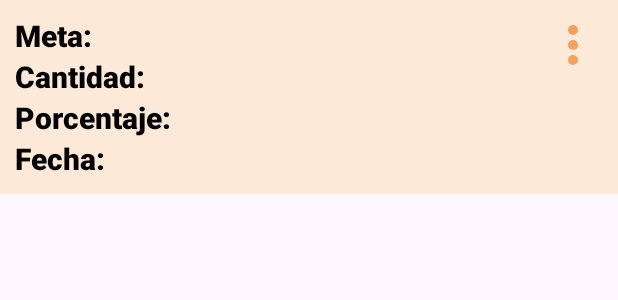
After one commit to Marcela-Gomez/Mi_Hormiguero, an Android app: the layout meta_item.xml on its own in the app's theme, with its tools: preview values and no code run, on a phone screen of 412 x 824 dp. The commit adds this screen. Shown: the top 300 px of the screen. Run offline under Robolectric (Android 15) with nearby library versions, the phone set to English and light mode, and no system bars.

Commit message:
layout lista metas

```diff
--- a/app/src/main/AndroidManifest.xml
+++ b/app/src/main/AndroidManifest.xml
@@ -11,6 +11,9 @@
         android:roundIcon="@mipmap/ic_launcher_round"
         android:supportsRtl="true"
         android:theme="@style/Theme.MiHormiguero">
+        <activity
+            android:name=".metas"
+            android:exported="false" />
         <activity
             android:name=".agregar_meta"
             android:exported="false" />
--- /dev/null
+++ b/app/src/main/java/sv/edu/mihormiguero/metas.java
@@ -0,0 +1,24 @@
+package sv.edu.mihormiguero;
+
+import android.os.Bundle;
+
+import androidx.activity.EdgeToEdge;
+import androidx.appcompat.app.AppCompatActivity;
+import androidx.core.graphics.Insets;
+import androidx.core.view.ViewCompat;
+import androidx.core.view.WindowInsetsCompat;
+
+public class metas extends AppCompatActivity {
+
+    @Override
+    protected void onCreate(Bundle savedInstanceState) {
+        super.onCreate(savedInstanceState);
+        EdgeToEdge.enable(this);
+        setContentView(R.layout.activity_metas);
+        ViewCompat.setOnApplyWindowInsetsListener(findViewById(R.id.main), (v, insets) -> {
+            Insets systemBars = insets.getInsets(WindowInsetsCompat.Type.systemBars());
+            v.setPadding(systemBars.left, systemBars.top, systemBars.right, systemBars.bottom);
+            return insets;
+        });
+    }
+}
--- /dev/null
+++ b/app/src/main/res/drawable/outline_more_vert_24.xml
@@ -0,0 +1,5 @@
+<vector xmlns:android="http://schemas.android.com/apk/res/android" android:height="70dp" android:tint="#F0A35E" android:viewportHeight="960" android:viewportWidth="960" android:width="70dp">
+
+    <path android:fillColor="@android:color/white" android:pathData="M480,800Q447,800 423.5,776.5Q400,753 400,720Q400,687 423.5,663.5Q447,640 480,640Q513,640 536.5,663.5Q560,687 560,720Q560,753 536.5,776.5Q513,800 480,800ZM480,560Q447,560 423.5,536.5Q400,513 400,480Q400,447 423.5,423.5Q447,400 480,400Q513,400 536.5,423.5Q560,447 560,480Q560,513 536.5,536.5Q513,560 480,560ZM480,320Q447,320 423.5,296.5Q400,273 400,240Q400,207 423.5,183.5Q447,160 480,160Q513,160 536.5,183.5Q560,207 560,240Q560,273 536.5,296.5Q513,320 480,320Z"/>
+
+</vector>
--- /dev/null
+++ b/app/src/main/res/layout/activity_metas.xml
@@ -0,0 +1,10 @@
+<?xml version="1.0" encoding="utf-8"?>
+<androidx.constraintlayout.widget.ConstraintLayout xmlns:android="http://schemas.android.com/apk/res/android"
+    xmlns:app="http://schemas.android.com/apk/res-auto"
+    xmlns:tools="http://schemas.android.com/tools"
+    android:id="@+id/main"
+    android:layout_width="match_parent"
+    android:layout_height="match_parent"
+    tools:context=".metas">
+
+</androidx.constraintlayout.widget.ConstraintLayout>
--- /dev/null
+++ b/app/src/main/res/layout/meta_item.xml
@@ -0,0 +1,99 @@
+<?xml version="1.0" encoding="utf-8"?>
+<LinearLayout xmlns:android="http://schemas.android.com/apk/res/android"
+    xmlns:tools="http://schemas.android.com/tools"
+    android:orientation="horizontal"
+    android:padding="10dp"
+    android:background="@color/background"
+    android:layout_width="match_parent"
+    android:layout_height="wrap_content">
+<TableLayout
+    android:layout_weight="1"
+    android:layout_width="0dp"
+    android:layout_height="wrap_content"
+    android:orientation="vertical">
+    <TableRow tools:ignore="UselessParent">
+    <TextView
+        android:id="@+id/tvMeta"
+        android:textStyle="bold"
+        android:textSize="20sp"
+        android:textColor="@color/black"
+        android:text="@string/meta"
+        android:fontFamily="sans-serif-black"
+        android:layout_weight="1"
+        android:layout_width="0dp"
+        android:layout_height="wrap_content"/>
+
+    <TextView
+        android:textColor="@color/black"
+        android:textSize="14sp"
+        android:layout_weight="1"
+        android:id="@+id/tvNombreMeta"
+        android:layout_width="0dp"
+        android:layout_height="wrap_content"/>
+    </TableRow>
+    <TableRow tools:ignore="UselessParent">
+        <TextView
+            android:textStyle="bold"
+            android:textSize="20sp"
+            android:textColor="@color/black"
+            android:text="@string/cantidad"
+            android:fontFamily="sans-serif-black"
+            android:layout_weight="1"
+            android:layout_width="0dp"
+            android:layout_height="wrap_content"/>
+
+        <TextView
+            android:textColor="@color/black"
+            android:textSize="14sp"
+            android:layout_weight="1"
+            android:id="@+id/tvCantidad"
+            android:layout_width="0dp"
+            android:layout_height="wrap_content"/>
+    </TableRow>
+    <TableRow tools:ignore="UselessParent">
+        <TextView
+            android:textStyle="bold"
+            android:textSize="20sp"
+            android:textColor="@color/black"
+            android:text="@string/porcentaje"
+            android:fontFamily="sans-serif-black"
+            android:layout_weight="1"
+            android:layout_width="0dp"
+            android:layout_height="wrap_content"/>
+
+        <TextView
+            android:textColor="@color/black"
+            android:textSize="14sp"
+            android:layout_weight="1"
+            android:id="@+id/tvPorcentaje"
+            android:layout_width="0dp"
+            android:layout_height="wrap_content"/>
+    </TableRow>
+    <TableRow tools:ignore="UselessParent">
+        <TextView
+            android:textStyle="bold"
+            android:textSize="20sp"
+            android:textColor="@color/black"
+            android:text="@string/fecha"
+            android:fontFamily="sans-serif-black"
+            android:layout_weight="1"
+            android:layout_width="0dp"
+            android:layout_height="wrap_content"/>
+
+        <TextView
+            android:textColor="@color/black"
+            android:textSize="14sp"
+            android:layout_weight="1"
+            android:id="@+id/tvFecha"
+            android:layout_width="0dp"
+            android:layout_height="wrap_content"/>
+    </TableRow>
+</TableLayout>
+    <!-- Tu menú de tres puntitos -->
+    <ImageView
+        android:contentDescription="@string/op1Menu"
+        android:id="@+id/btnMenu"
+        android:src="@drawable/outline_more_vert_24"
+        android:layout_width="40dp"
+        android:layout_height="40dp"/>
+</LinearLayout>
--- a/app/src/main/res/values/strings.xml
+++ b/app/src/main/res/values/strings.xml
@@ -13,4 +13,8 @@
     <string name="tvCantidad">Cantidad</string>
     <string name="tv_fecha">Fecha fin</string>
     <string name="agrebtn">Agrebtn</string>
+    <string name="meta">Meta:</string>
+    <string name="porcentaje">Porcentaje:</string>
+    <string name="cantidad">Cantidad:</string>
+    <string name="fecha">Fecha:</string>
 </resources>
```
